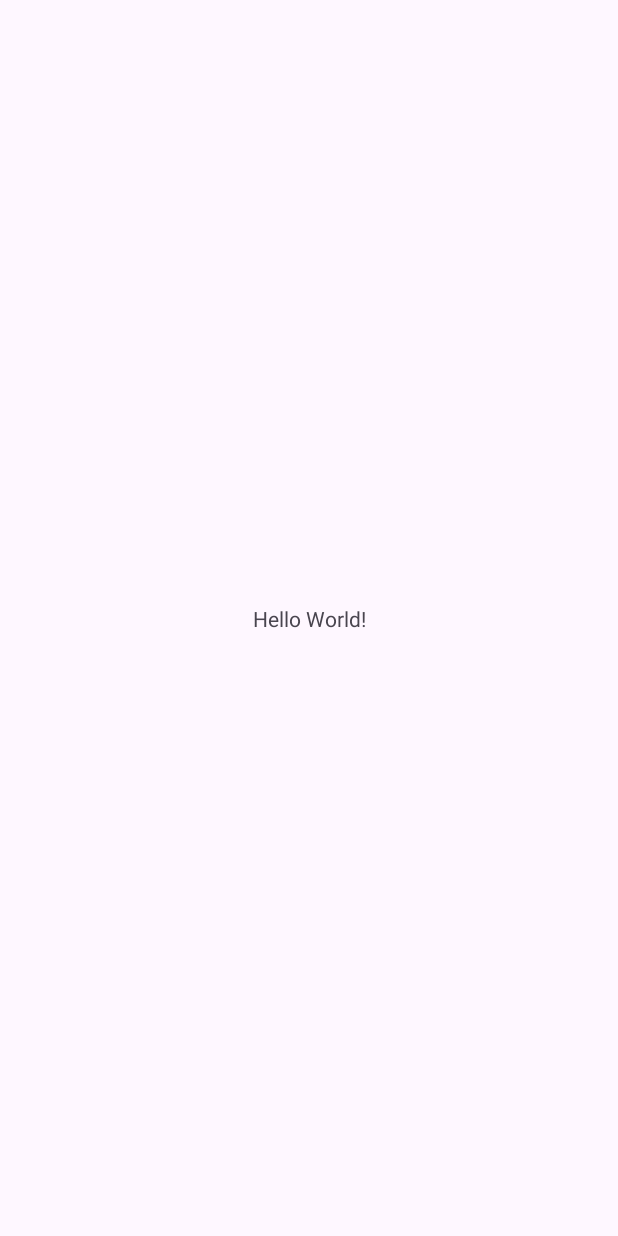
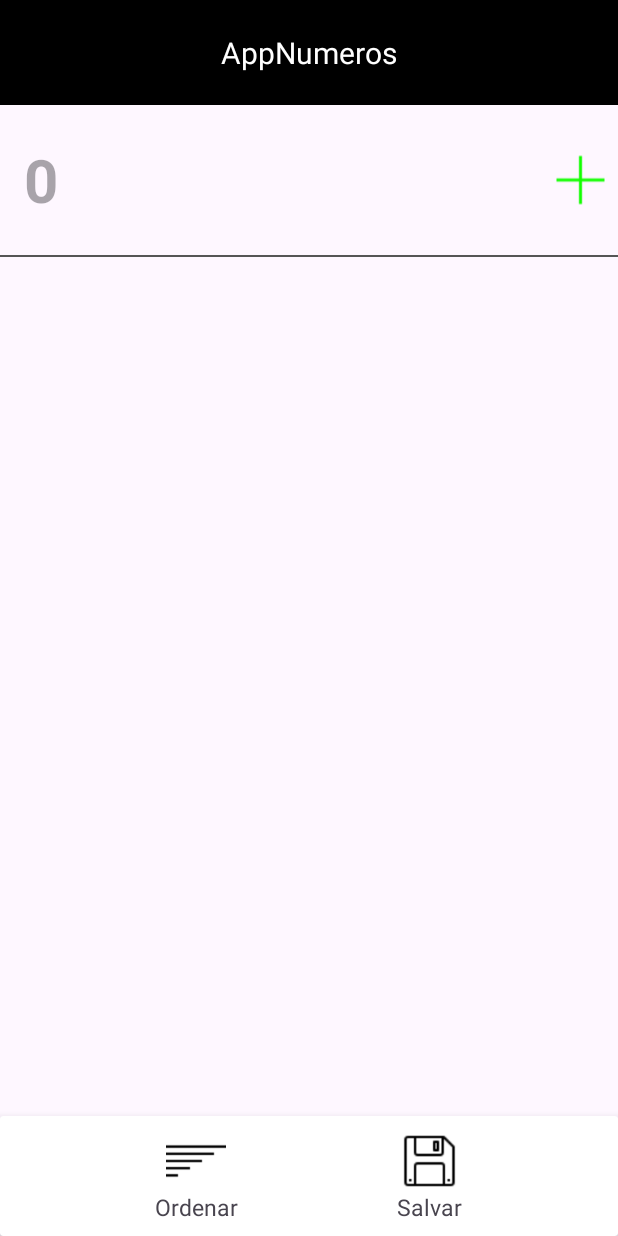
Before and after one commit to aladinjunior/teste_infortronics, an Android app: the screen it shows after launch (MainActivity), on a phone screen of 412 x 824 dp. Before the commit the screen is almost empty. Run offline under Robolectric (Android 15) with nearby library versions, the phone set to English and light mode, and no system bars.

Commit message:
layout created main ui

```diff
--- a/AppNumeros/app/build.gradle.kts
+++ b/AppNumeros/app/build.gradle.kts
@@ -33,6 +33,10 @@ android {
     kotlinOptions {
         jvmTarget = "1.8"
     }
+
+    buildFeatures {
+        viewBinding = true
+    }
 }
 
 dependencies {
--- a/AppNumeros/app/src/main/res/layout/activity_main.xml
+++ b/AppNumeros/app/src/main/res/layout/activity_main.xml
@@ -1,18 +1,147 @@
 <?xml version="1.0" encoding="utf-8"?>
-<androidx.constraintlayout.widget.ConstraintLayout xmlns:android="http://schemas.android.com/apk/res/android"
-    xmlns:app="http://schemas.android.com/apk/res-auto"
+<RelativeLayout xmlns:android="http://schemas.android.com/apk/res/android"
     xmlns:tools="http://schemas.android.com/tools"
     android:layout_width="match_parent"
     android:layout_height="match_parent"
-    tools:context=".MainActivity">
+    xmlns:app="http://schemas.android.com/apk/res-auto"
+    tools:context=".MainActivity"
+    android:orientation="vertical">
+
+    <com.google.android.material.appbar.AppBarLayout
+        android:id="@+id/appbar"
+        android:layout_width="match_parent"
+        android:layout_height="wrap_content">
+
+        <androidx.appcompat.widget.Toolbar
+            android:background="@color/black"
+            android:layout_width="match_parent"
+            android:layout_height="70dp">
+
+            <TextView
+                android:layout_width="wrap_content"
+                android:layout_height="wrap_content"
+                android:textColor="@color/white"
+                android:layout_gravity="center"
+                android:textSize="20sp"
+                android:text="@string/app_name"
+                />
+        </androidx.appcompat.widget.Toolbar>
+
+    </com.google.android.material.appbar.AppBarLayout>
+
+    <com.google.android.material.textfield.TextInputLayout
+        app:hintEnabled="false"
+        android:layout_toStartOf="@id/add"
+        android:id="@+id/input_layout"
+        app:boxBackgroundMode="none"
+        android:layout_below="@id/appbar"
+        android:layout_width="match_parent"
+        android:layout_height="wrap_content">
+
+        <com.google.android.material.textfield.TextInputEditText
+            android:hint="0"
+            android:textSize="40sp"
+            android:textStyle="bold"
+            android:layout_width="match_parent"
+            android:layout_height="100dp"
+            android:inputType="number"
+            />
+
+    </com.google.android.material.textfield.TextInputLayout>
+
+    <ImageView
+        android:id="@+id/add"
+        android:layout_below="@id/appbar"
+        android:layout_alignParentEnd="true"
+        android:layout_alignBottom="@id/input_layout"
+        android:layout_width="50dp"
+        android:layout_height="50dp"
+        android:src="@drawable/add"/>
+
+    <View
+        android:id="@+id/view"
+        android:layout_width="match_parent"
+        android:layout_height="1dp"
+        android:background="@color/gray"
+        android:layout_below="@id/input_layout"/>
 
     <TextView
-        android:layout_width="wrap_content"
+        android:id="@+id/tv_result"
+        android:layout_width="match_parent"
         android:layout_height="wrap_content"
-        android:text="Hello World!"
-        app:layout_constraintBottom_toBottomOf="parent"
-        app:layout_constraintEnd_toEndOf="parent"
-        app:layout_constraintStart_toStartOf="parent"
-        app:layout_constraintTop_toTopOf="parent" />
+        android:layout_below="@id/view"
+        android:layout_above="@id/cardview"
+        android:textSize="20sp"
+        android:textStyle="bold"
+        android:textAlignment="center"
+        android:gravity="center"
+        />
 
-</androidx.constraintlayout.widget.ConstraintLayout>
+
+
+    <androidx.cardview.widget.CardView
+        android:id="@+id/cardview"
+        android:layout_width="match_parent"
+        android:layout_height="80dp"
+        android:layout_alignParentBottom="true"
+        app:cardElevation="8dp">
+
+        <androidx.constraintlayout.widget.ConstraintLayout
+            android:id="@+id/relative_layout"
+            android:layout_width="match_parent"
+            android:layout_height="80dp">
+
+            <ImageView
+                android:id="@+id/organize"
+                android:layout_width="40dp"
+                android:layout_height="40dp"
+                app:layout_constraintStart_toStartOf="parent"
+                app:layout_constraintTop_toTopOf="parent"
+                android:layout_marginStart="10dp"
+                android:layout_marginTop="10dp"
+                app:layout_constraintEnd_toStartOf="@id/save"
+                android:src="@drawable/sort"
+                android:contentDescription="@null"
+                />
+
+            <TextView
+                android:id="@+id/organize_title"
+                android:layout_width="wrap_content"
+                android:layout_height="wrap_content"
+                app:layout_constraintTop_toBottomOf="@id/organize"
+                app:layout_constraintStart_toStartOf="@id/organize"
+                app:layout_constraintEnd_toEndOf="@id/organize"
+                android:textAlignment="center"
+                android:text="@string/sort"
+                android:textSize="15sp" />
+
+            <ImageView
+                app:layout_constraintTop_toTopOf="parent"
+                android:id="@+id/save"
+                android:layout_width="wrap_content"
+                android:layout_height="40dp"
+                app:layout_constraintEnd_toEndOf="parent"
+                app:layout_constraintStart_toEndOf="@id/organize"
+                android:layout_marginStart="10dp"
+                android:layout_marginTop="10dp"
+                android:contentDescription="@null"
+                android:src="@drawable/save"
+                 />
+
+            <TextView
+                android:id="@+id/save_title"
+                android:layout_width="wrap_content"
+                android:layout_height="wrap_content"
+                app:layout_constraintTop_toBottomOf="@id/save"
+                app:layout_constraintStart_toStartOf="@id/save"
+                app:layout_constraintEnd_toEndOf="@id/save"
+                android:text="@string/save_text"
+                android:textAlignment="center"
+                android:textSize="15sp" />
+
+        </androidx.constraintlayout.widget.ConstraintLayout>
+
+    </androidx.cardview.widget.CardView>
+
+
+</RelativeLayout>
--- /dev/null
+++ b/AppNumeros/app/src/main/res/menu/main_menu.xml
@@ -0,0 +1,16 @@
+<?xml version="1.0" encoding="utf-8"?>
+<menu xmlns:android="http://schemas.android.com/apk/res/android">
+
+    <item android:id="@+id/add"
+        android:title="@string/add">
+    </item>
+
+    <item android:id="@+id/organize"
+        android:title="@string/organize">
+    </item>
+
+    <item android:id="@+id/save"
+        android:title="@string/save">
+    </item>
+
+</menu>
--- a/AppNumeros/app/src/main/res/values/colors.xml
+++ b/AppNumeros/app/src/main/res/values/colors.xml
@@ -2,4 +2,5 @@
 <resources>
     <color name="black">#FF000000</color>
     <color name="white">#FFFFFFFF</color>
+    <color name="gray">#555555</color>
 </resources>
--- a/AppNumeros/app/src/main/res/values/strings.xml
+++ b/AppNumeros/app/src/main/res/values/strings.xml
@@ -1,3 +1,9 @@
 <resources>
     <string name="app_name">AppNumeros</string>
+    <string name="type_any_number">digite um número</string>
+    <string name="add">Inserir</string>
+    <string name="organize">Ordenar</string>
+    <string name="save">Salvar</string>
+    <string name="sort">Ordenar</string>
+    <string name="save_text">Salvar</string>
 </resources>
--- /dev/null
+++ b/AppNumeros/app/src/main/res/values/styles.xml
@@ -0,0 +1,21 @@
+<?xml version="1.0" encoding="utf-8"?>
+<resources>
+
+    <style name="TextViewIconStyle" >
+        <item name="android:layout_width">0dp</item>
+        <item name="android:layout_height">match_parent</item>
+        <item name="android:layout_weight">1</item>
+        <item name="android:textSize">17sp</item>
+        <item name="android:textColor">@color/gray</item>
+        <item name="android:textAllCaps">true</item>
+        <item name="android:gravity">center</item>
+        <item name="android:padding">2dp</item>
+
+    </style>
+
+    <style name="BottomNavigationNoBackground" parent="Widget.MaterialComponents.BottomNavigationView">
+        <item name="android:background">@android:color/white</item>
+
+    </style>
+
+</resources>
```
Also changed, not shown: AppNumeros/app/src/main/res/drawable/add.png (added), AppNumeros/app/src/main/res/drawable/save.png (added), AppNumeros/app/src/main/res/drawable/sort.png (added).
